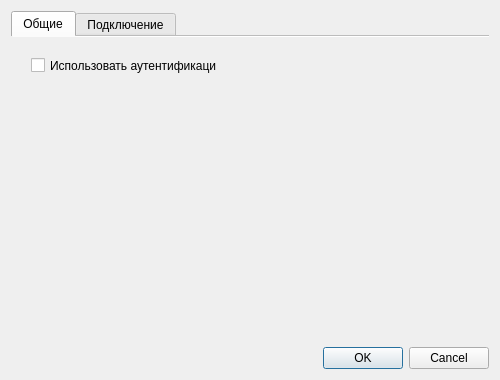
Qt form OptionsDialog/optionsdialog.ui (rust3128/HotlineSchedule) before a commit.
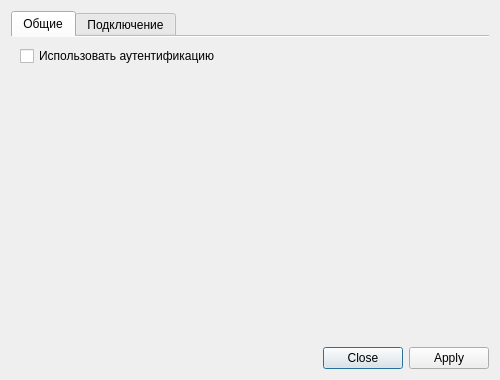
The same form after that commit. The open tabs and pages were chosen to show the change.

What changed in the file:
```diff
--- a/OptionsDialog/optionsdialog.ui
+++ b/OptionsDialog/optionsdialog.ui
@@ -26,19 +26,28 @@
       <attribute name="title">
        <string>Общие</string>
       </attribute>
-      <widget class="QCheckBox" name="checkBox">
-       <property name="geometry">
-        <rect>
-         <x>20</x>
-         <y>20</y>
-         <width>186</width>
-         <height>17</height>
-        </rect>
-       </property>
+      <layout class="QGridLayout" name="gridLayout_3">
+       <item row="0" column="0">
+        <widget class="QCheckBox" name="checkBoxShowUser">
        <property name="text">
         <string>Использовать аутентификацию</string>
        </property>
       </widget>
+       </item>
+       <item row="1" column="0">
+        <spacer name="verticalSpacer">
+         <property name="orientation">
+          <enum>Qt::Vertical</enum>
+         </property>
+         <property name="sizeHint" stdset="0">
+          <size>
+           <width>20</width>
+           <height>249</height>
+          </size>
+         </property>
+        </spacer>
+       </item>
+      </layout>
      </widget>
      <widget class="QWidget" name="tabConnections">
       <attribute name="title">
@@ -106,7 +115,7 @@
    <item row="1" column="0">
     <widget class="QDialogButtonBox" name="buttonBox">
      <property name="standardButtons">
-      <set>QDialogButtonBox::Cancel|QDialogButtonBox::Ok</set>
+      <set>QDialogButtonBox::Apply|QDialogButtonBox::Close</set>
      </property>
     </widget>
    </item>
```
Lines whose indentation alone changed are shown as unchanged.
